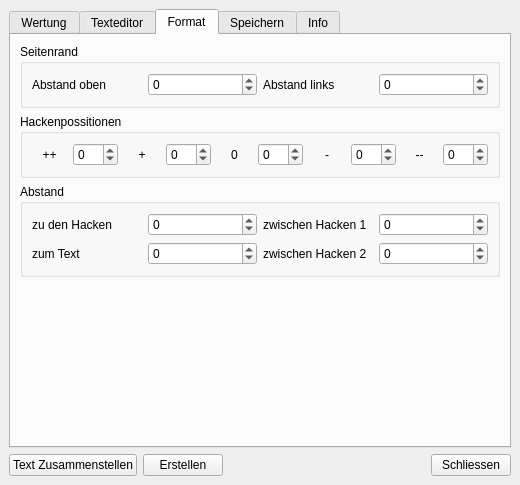
This is GradingWindow.ui in str4el/grading as Qt 5 draws it before an edit. The edited form follows.
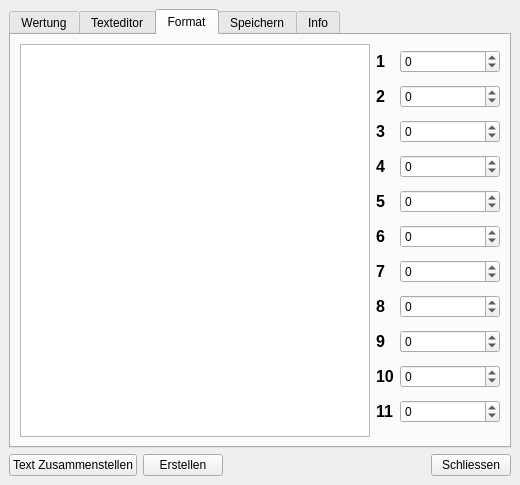
This is the edited form. The open tabs and pages were chosen to show the change.

Commit message: Grafische Formartierungsvorschau erstellt

Diff of the .ui file:
```diff
--- a/GradingWindow.ui
+++ b/GradingWindow.ui
@@ -909,25 +909,40 @@
        <attribute name="title">
         <string>Format</string>
        </attribute>
-       <layout class="QVBoxLayout" name="verticalLayout_4">
-        <item>
-         <widget class="QGroupBox" name="groupBox_3">
-          <property name="title">
-           <string>Seitenrand</string>
-          </property>
           <layout class="QHBoxLayout" name="horizontalLayout_2">
            <item>
+         <widget class="QGraphicsView" name="layout_preview"/>
+        </item>
+        <item>
+         <layout class="QGridLayout" name="gridLayout_4">
+          <item row="0" column="0">
             <widget class="QLabel" name="label_24">
+            <property name="font">
+             <font>
+              <pointsize>12</pointsize>
+              <weight>75</weight>
+              <bold>true</bold>
+             </font>
+            </property>
+            <property name="layoutDirection">
+             <enum>Qt::RightToLeft</enum>
+            </property>
              <property name="text">
-              <string>Abstand oben</string>
+             <string>1</string>
              </property>
              <property name="buddy">
               <cstring>offset_top</cstring>
              </property>
             </widget>
            </item>
-           <item>
+          <item row="0" column="1">
             <widget class="QSpinBox" name="offset_top">
+            <property name="minimumSize">
+             <size>
+              <width>100</width>
+              <height>0</height>
+             </size>
+            </property>
              <property name="toolTip">
               <string>Der Abstand vom oberen Seitenrand. Damit kann der gesammte Inhalt nach oben oder unten verschoben werden.</string>
              </property>
@@ -939,17 +954,27 @@
              </property>
             </widget>
            </item>
-           <item>
+          <item row="1" column="0">
             <widget class="QLabel" name="label_25">
+            <property name="font">
+             <font>
+              <pointsize>12</pointsize>
+              <weight>75</weight>
+              <bold>true</bold>
+             </font>
+            </property>
+            <property name="layoutDirection">
+             <enum>Qt::RightToLeft</enum>
+            </property>
              <property name="text">
-              <string>Abstand links</string>
+             <string>2</string>
              </property>
              <property name="buddy">
               <cstring>offset_left</cstring>
              </property>
             </widget>
            </item>
-           <item>
+          <item row="1" column="1">
             <widget class="QSpinBox" name="offset_left">
              <property name="toolTip">
               <string>Der Abstand vom linken Seitenrand. Damit kann der gesammte Inhalt nach links oder rechts verschoben werden.</string>
@@ -962,29 +987,27 @@
              </property>
             </widget>
            </item>
-          </layout>
-         </widget>
-        </item>
-        <item>
-         <widget class="QGroupBox" name="groupBox_2">
-          <property name="title">
-           <string>Hackenpossitionen</string>
-          </property>
-          <layout class="QHBoxLayout" name="horizontalLayout_3">
-           <item>
+          <item row="2" column="0">
             <widget class="QLabel" name="label_27">
+            <property name="font">
+             <font>
+              <pointsize>12</pointsize>
+              <weight>75</weight>
+              <bold>true</bold>
+             </font>
+            </property>
+            <property name="layoutDirection">
+             <enum>Qt::RightToLeft</enum>
+            </property>
              <property name="text">
-              <string>++</string>
-             </property>
-             <property name="alignment">
-              <set>Qt::AlignCenter</set>
+             <string>3</string>
              </property>
              <property name="buddy">
               <cstring>offset_tick_1</cstring>
              </property>
             </widget>
            </item>
-           <item>
+          <item row="2" column="1">
             <widget class="QSpinBox" name="offset_tick_1">
              <property name="toolTip">
               <string>Die horizontale Position des ++ Hakens.</string>
@@ -997,20 +1020,27 @@
              </property>
             </widget>
            </item>
-           <item>
+          <item row="3" column="0">
             <widget class="QLabel" name="label_28">
+            <property name="font">
+             <font>
+              <pointsize>12</pointsize>
+              <weight>75</weight>
+              <bold>true</bold>
+             </font>
+            </property>
+            <property name="layoutDirection">
+             <enum>Qt::RightToLeft</enum>
+            </property>
              <property name="text">
-              <string>+</string>
-             </property>
-             <property name="alignment">
-              <set>Qt::AlignCenter</set>
+             <string>4</string>
              </property>
              <property name="buddy">
               <cstring>offset_tick_2</cstring>
              </property>
             </widget>
            </item>
-           <item>
+          <item row="3" column="1">
             <widget class="QSpinBox" name="offset_tick_2">
              <property name="toolTip">
               <string>Die horizontale Position des + Hakens.</string>
@@ -1023,20 +1053,27 @@
              </property>
             </widget>
            </item>
-           <item>
+          <item row="4" column="0">
             <widget class="QLabel" name="label_29">
+            <property name="font">
+             <font>
+              <pointsize>12</pointsize>
+              <weight>75</weight>
+              <bold>true</bold>
+             </font>
+            </property>
+            <property name="layoutDirection">
+             <enum>Qt::RightToLeft</enum>
+            </property>
              <property name="text">
-              <string>0</string>
-             </property>
-             <property name="alignment">
-              <set>Qt::AlignCenter</set>
+             <string>5</string>
              </property>
              <property name="buddy">
               <cstring>offset_tick_3</cstring>
              </property>
             </widget>
            </item>
-           <item>
+          <item row="4" column="1">
             <widget class="QSpinBox" name="offset_tick_3">
              <property name="toolTip">
               <string>Die horizontale Position des 0 Hakens.</string>
@@ -1049,20 +1086,27 @@
              </property>
             </widget>
            </item>
-           <item>
+          <item row="5" column="0">
             <widget class="QLabel" name="label_30">
+            <property name="font">
+             <font>
+              <pointsize>12</pointsize>
+              <weight>75</weight>
+              <bold>true</bold>
+             </font>
+            </property>
+            <property name="layoutDirection">
+             <enum>Qt::RightToLeft</enum>
+            </property>
              <property name="text">
-              <string>-</string>
-             </property>
-             <property name="alignment">
-              <set>Qt::AlignCenter</set>
+             <string>6</string>
              </property>
              <property name="buddy">
               <cstring>offset_tick_4</cstring>
              </property>
             </widget>
            </item>
-           <item>
+          <item row="5" column="1">
             <widget class="QSpinBox" name="offset_tick_4">
              <property name="toolTip">
               <string>Die horizontale Position des - Hakens.</string>
@@ -1075,20 +1119,27 @@
              </property>
             </widget>
            </item>
-           <item>
+          <item row="6" column="0">
             <widget class="QLabel" name="label_31">
+            <property name="font">
+             <font>
+              <pointsize>12</pointsize>
+              <weight>75</weight>
+              <bold>true</bold>
+             </font>
+            </property>
+            <property name="layoutDirection">
+             <enum>Qt::RightToLeft</enum>
+            </property>
              <property name="text">
-              <string>--</string>
-             </property>
-             <property name="alignment">
-              <set>Qt::AlignCenter</set>
+             <string>7</string>
              </property>
              <property name="buddy">
               <cstring>offset_tick_5</cstring>
              </property>
             </widget>
            </item>
-           <item>
+          <item row="6" column="1">
             <widget class="QSpinBox" name="offset_tick_5">
              <property name="toolTip">
               <string>Die horizontale Position des -- Hakens.</string>
@@ -1101,16 +1152,27 @@
              </property>
             </widget>
            </item>
-          </layout>
-         </widget>
-        </item>
-        <item>
-         <widget class="QGroupBox" name="groupBox">
-          <property name="title">
-           <string>Abstand</string>
-          </property>
-          <layout class="QGridLayout" name="gridLayout_4">
-           <item row="0" column="1">
+          <item row="7" column="0">
+           <widget class="QLabel" name="label_33">
+            <property name="font">
+             <font>
+              <pointsize>12</pointsize>
+              <weight>75</weight>
+              <bold>true</bold>
+             </font>
+            </property>
+            <property name="layoutDirection">
+             <enum>Qt::RightToLeft</enum>
+            </property>
+            <property name="text">
+             <string>8</string>
+            </property>
+            <property name="buddy">
+             <cstring>offset_top_to_tick</cstring>
+            </property>
+           </widget>
+          </item>
+          <item row="7" column="1">
             <widget class="QSpinBox" name="offset_top_to_tick">
              <property name="toolTip">
               <string>Der Abstand vom oberen Seitenrand bis zum ersten Haken. Der gesammte folgende Inhalt wird mit verschoben.</string>
@@ -1123,17 +1185,27 @@
              </property>
             </widget>
            </item>
-           <item row="0" column="2">
+          <item row="8" column="0">
             <widget class="QLabel" name="label_35">
+            <property name="font">
+             <font>
+              <pointsize>12</pointsize>
+              <weight>75</weight>
+              <bold>true</bold>
+             </font>
+            </property>
+            <property name="layoutDirection">
+             <enum>Qt::RightToLeft</enum>
+            </property>
              <property name="text">
-              <string>zwischen Hacken 1</string>
+             <string>9</string>
              </property>
              <property name="buddy">
               <cstring>offset_tick_to_tick_1</cstring>
              </property>
             </widget>
            </item>
-           <item row="0" column="3">
+          <item row="8" column="1">
             <widget class="QSpinBox" name="offset_tick_to_tick_1">
              <property name="toolTip">
               <string>Der Abstand zwischen den ersten drei Haken und den folgenden zwei. Der gesammte folgende Inhalt wird mit verschoben.</string>
@@ -1146,40 +1218,27 @@
              </property>
             </widget>
            </item>
-           <item row="1" column="0">
+          <item row="9" column="0">
             <widget class="QLabel" name="label_34">
-             <property name="text">
-              <string>zum Text</string>
-             </property>
-             <property name="buddy">
-              <cstring>offset_tick_to_text</cstring>
-             </property>
-            </widget>
-           </item>
-           <item row="1" column="1">
-            <widget class="QSpinBox" name="offset_tick_to_text">
-             <property name="toolTip">
-              <string>Der Abstand zwischen den lezten zwei Haken und dem Beurteilungstext.</string>
-             </property>
-             <property name="minimum">
-              <number>-10</number>
-             </property>
-             <property name="maximum">
-              <number>10</number>
-             </property>
-            </widget>
-           </item>
-           <item row="1" column="2">
-            <widget class="QLabel" name="label_33">
+            <property name="font">
+             <font>
+              <pointsize>12</pointsize>
+              <weight>75</weight>
+              <bold>true</bold>
+             </font>
+            </property>
+            <property name="layoutDirection">
+             <enum>Qt::RightToLeft</enum>
+            </property>
              <property name="text">
-              <string>zwischen Hacken 2</string>
+             <string>10</string>
              </property>
              <property name="buddy">
               <cstring>offset_tick_to_tick_2</cstring>
              </property>
             </widget>
            </item>
-           <item row="1" column="3">
+          <item row="9" column="1">
             <widget class="QSpinBox" name="offset_tick_to_tick_2">
              <property name="toolTip">
               <string>Der Abstand zwischen den zweiten zwei Haken und den lezten zwei. Der gesammte folgende Inhalt wird mit verschoben.</string>
@@ -1192,31 +1251,40 @@
              </property>
             </widget>
            </item>
-           <item row="0" column="0">
+          <item row="10" column="0">
             <widget class="QLabel" name="label_36">
+            <property name="font">
+             <font>
+              <pointsize>12</pointsize>
+              <weight>75</weight>
+              <bold>true</bold>
+             </font>
+            </property>
+            <property name="layoutDirection">
+             <enum>Qt::RightToLeft</enum>
+            </property>
              <property name="text">
-              <string>zu den Hacken</string>
+             <string>11</string>
              </property>
              <property name="buddy">
-              <cstring>offset_top_to_tick</cstring>
+             <cstring>offset_tick_to_text</cstring>
+            </property>
+           </widget>
+          </item>
+          <item row="10" column="1">
+           <widget class="QSpinBox" name="offset_tick_to_text">
+            <property name="toolTip">
+             <string>Der Abstand zwischen den lezten zwei Haken und dem Beurteilungstext.</string>
+            </property>
+            <property name="minimum">
+             <number>-10</number>
+            </property>
+            <property name="maximum">
+             <number>10</number>
              </property>
             </widget>
            </item>
           </layout>
-         </widget>
-        </item>
-        <item>
-         <spacer name="verticalSpacer">
-          <property name="orientation">
-           <enum>Qt::Vertical</enum>
-          </property>
-          <property name="sizeHint" stdset="0">
-           <size>
-            <width>20</width>
-            <height>99</height>
-           </size>
-          </property>
-         </spacer>
         </item>
        </layout>
       </widget>
```
Left out of the diff: 7 changed lines with no effect on the pictures. Lines whose indentation alone changed are shown as unchanged. The commit also changes 2 other files.
